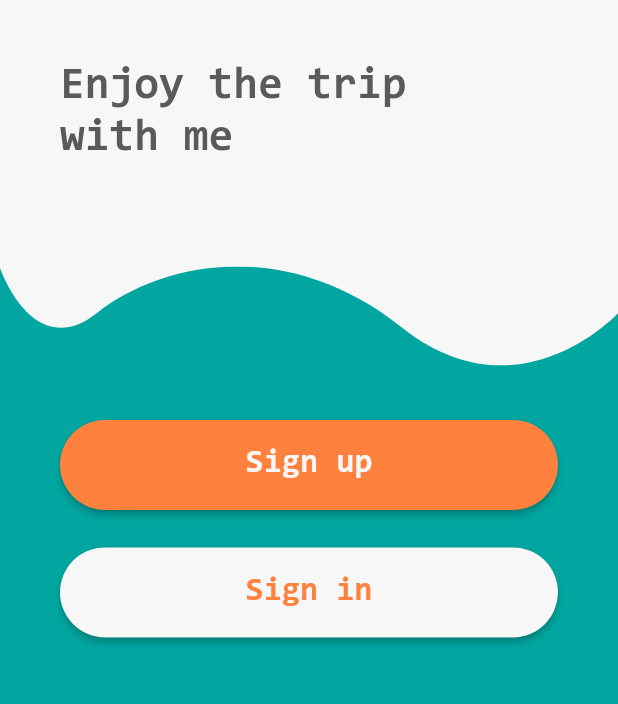
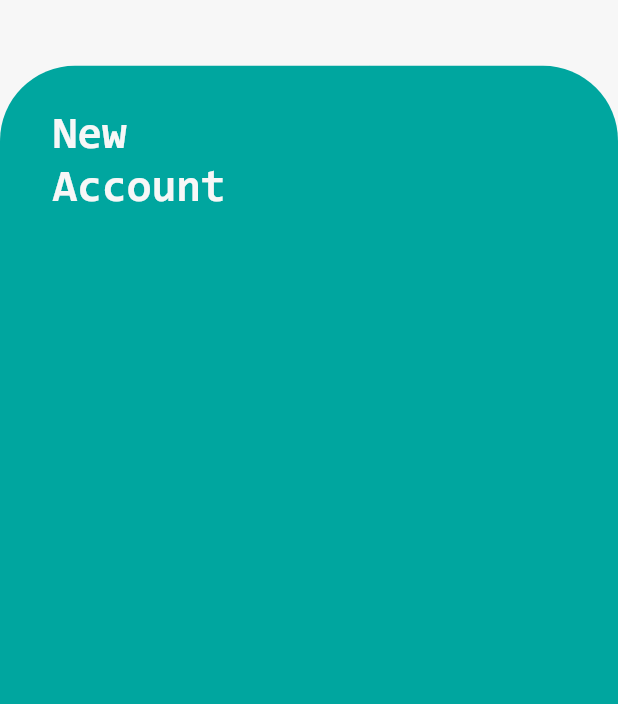
Before and after one commit to RonaldoZini/trip-login, a Flutter app: the screen it shows after launch, after a tap on "Sign up", on a phone screen of 412 x 824 dp, the part 475-1179 px from its top. Run offline on Flutter 3.47's test engine with Material 2 defaults, Android fonts, the phone set to English and light mode, and no system bars; our stand-ins replace flutter_svg; project files that could hold a hidden picture were left out.

Commit message:
feat: Created sign-up (partial)

```diff
--- a/lib/components/trip-button.dart
+++ b/lib/components/trip-button.dart
@@ -5,12 +5,14 @@ class TripButton extends StatefulWidget {
   final Color fontColor;
   final Color backgroundColor;
   final bool secondary;
+  final GestureTapCallback onPressed;
 
   TripButton({
     @required this.text,
     this.fontColor,
     this.backgroundColor,
     this.secondary,
+    this.onPressed
   });
 
   @override
@@ -40,9 +42,7 @@ class _TripButtonState extends State<TripButton> {
             fontWeight: FontWeight.bold
           ),
         ),
-        onPressed: () {
-          print(widget.text);
-        },
+        onPressed: widget.onPressed,
         shape: RoundedRectangleBorder(
           borderRadius: BorderRadius.circular(50),
         ),
--- /dev/null
+++ b/lib/components/trip-input.dart
@@ -0,0 +1,32 @@
+import 'package:flutter/material.dart';
+
+class TripInput extends StatefulWidget {
+  final String label;
+  final String iconePath;
+
+  TripInput({
+      this.label,
+      this.iconePath
+  });
+  @override
+  _TripInputState createState() => _TripInputState();
+}
+
+class _TripInputState extends State<TripInput> {
+  @override
+  Widget build(BuildContext context) {
+    return Container(
+      child: TextFormField(
+        decoration: const InputDecoration(
+          hintText: 'Email',
+        ),
+        validator: (value) {
+          if (value.isEmpty) {
+            return 'Please enter some text';
+          }
+          return null;
+        },
+      )
+    );
+  }
+}
--- /dev/null
+++ b/lib/components/trip-modal.dart
@@ -0,0 +1,26 @@
+import 'package:flutter/material.dart';
+
+class TripModal {
+  static showModalSheet(context, Widget content) {
+    showModalBottomSheet(
+        barrierColor: Colors.white.withOpacity(0),
+        context: context,
+        builder: (BuildContext context) {
+          return Container(
+            color: Colors.transparent,
+            height: MediaQuery.of(context).size.height * 0.60,
+            child: Container(
+              decoration: BoxDecoration(
+                  color: Color(0xFF00A69F),
+                  borderRadius: BorderRadius.only(
+                      topLeft: Radius.circular(50),
+                      topRight: Radius.circular(50))),
+              child: Padding(
+                padding: EdgeInsets.only(left: 35, right: 35, top: 30),
+                child: content,
+              ),
+            ),
+          );
+        });
+  }
+}
--- a/lib/main.dart
+++ b/lib/main.dart
@@ -1,10 +1,17 @@
 import 'package:flutter/material.dart';
-import 'package:tripLogin/screens/login.dart';
+import 'package:tripLogin/routes/routes.dart';
+import 'package:tripLogin/screens/initial.dart';
+import 'routes/router.dart' as router;
 
 void main() {
   runApp(MaterialApp(
-      home: Login(),
+      home: Initial(),
       debugShowCheckedModeBanner: false,
-      theme: ThemeData(fontFamily: 'Consolas'),
+      theme: ThemeData(
+        fontFamily: 'Consolas',
+        canvasColor: Colors.transparent,
+      ),
+      onGenerateRoute: router.generateRoute,
+      initialRoute: InitialRoute,
     ));
 }
--- /dev/null
+++ b/lib/routes/router.dart
@@ -0,0 +1,15 @@
+import 'package:flutter/material.dart';
+import 'package:tripLogin/routes/routes.dart';
+import 'package:tripLogin/screens/initial.dart';
+import 'package:tripLogin/screens/sign-up.dart';
+
+Route<dynamic> generateRoute(RouteSettings settings) {
+  switch (settings.name) {
+    case InitialRoute :
+      return MaterialPageRoute(builder: (context) => Initial());
+    case SignUpRoute :
+      return MaterialPageRoute(builder: (context) => SignUp());
+    default :
+      return MaterialPageRoute(builder: (context) => Initial());
+  }
+}
--- /dev/null
+++ b/lib/routes/routes.dart
@@ -0,0 +1,2 @@
+const String InitialRoute = '/';
+const String SignUpRoute = '/sign-up';
--- a/lib/screens/login.dart
+++ b/lib/screens/initial.dart
@@ -1,8 +1,11 @@
 import 'package:flutter/material.dart';
 import 'package:flutter_svg/flutter_svg.dart';
 import 'package:tripLogin/components/trip-button.dart';
+import 'package:tripLogin/components/trip-modal.dart';
+import 'package:tripLogin/screens/sign-up.dart';
 
-class Login extends StatelessWidget {
+class Initial extends StatelessWidget {
+
   @override
   Widget build(BuildContext context) {
     return Scaffold(
@@ -56,6 +59,9 @@ class Login extends StatelessWidget {
                       padding: EdgeInsets.only(left : 40, right: 40),
                       child: TripButton(
                         text: "Sign up",
+                        onPressed: () {
+                          TripModal.showModalSheet(context, SignUp());
+                        }
                       ),
                     ),
                   ),
--- /dev/null
+++ b/lib/screens/sign-up.dart
@@ -0,0 +1,35 @@
+import 'package:flutter/material.dart';
+import 'package:flutter_svg/flutter_svg.dart';
+
+class SignUp extends StatefulWidget {
+  @override
+  _SignUpState createState() => _SignUpState();
+}
+
+class _SignUpState extends State<SignUp> {
+  @override
+  Widget build(BuildContext context) {
+    return Container(
+      child: Row(
+        crossAxisAlignment: CrossAxisAlignment.start,
+        children: [
+          Text(
+            "New \nAccount",
+            style: TextStyle(
+              color: Color(0xFFF7F7F7),
+              fontWeight: FontWeight.bold,
+              fontSize: 30
+            )
+          ),
+          // Container(
+          //   child: Image.asset(
+          //     "assets/images/capture.png",
+          //     height: 68,
+          //     width: 66,
+          //   ),
+          // )
+        ],
+      )
+    );
+  }
+}
--- a/pubspec.yaml
+++ b/pubspec.yaml
@@ -48,7 +48,7 @@ flutter:
   # To add assets to your application, add an assets section, like this:
   assets:
     - assets/icons/arrow-back.svg
-    - assets/icons/capture.svg
+    - assets/images/capture.png
     - assets/icons/email.svg
     - assets/icons/facebook.svg
     - assets/icons/google.svg
```
Also changed, not shown: assets/icons/capture.svg (deleted), assets/images/capture.png (added), lib/components/trip-image.dart (added), lib/screens/account-recovery.dart (added), lib/screens/home.dart (added), lib/screens/sign-in.dart (added).
